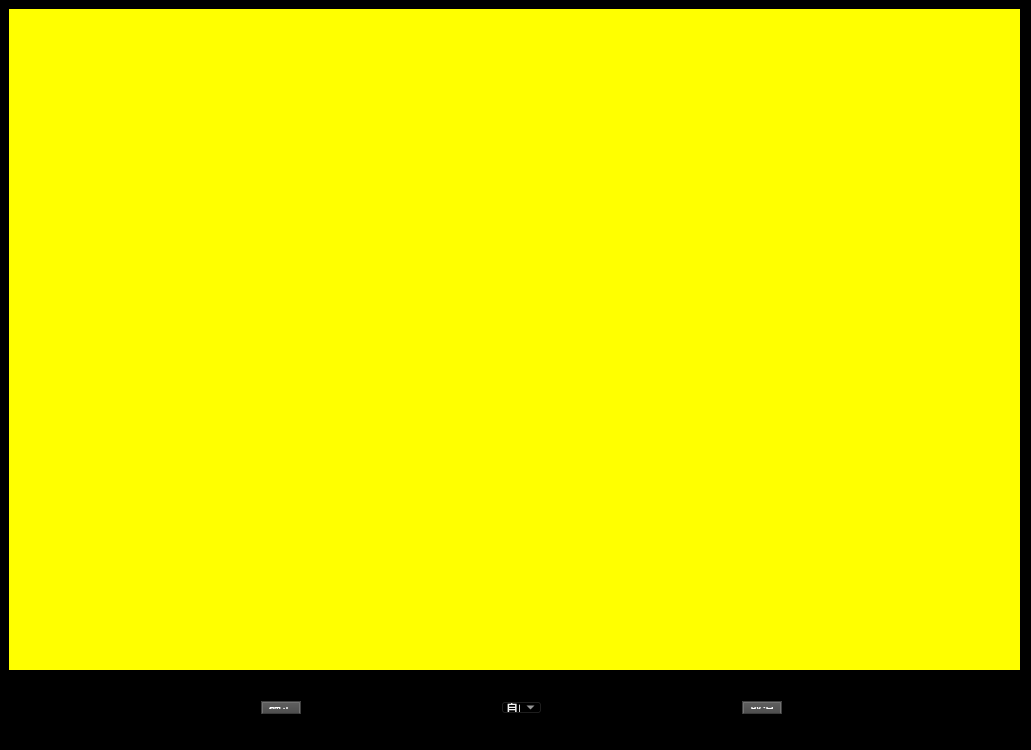
The window that Image_processing/Image_crop.ui (SundalandBR/ImageProcessing) describes before a commit, drawn with Qt 5.
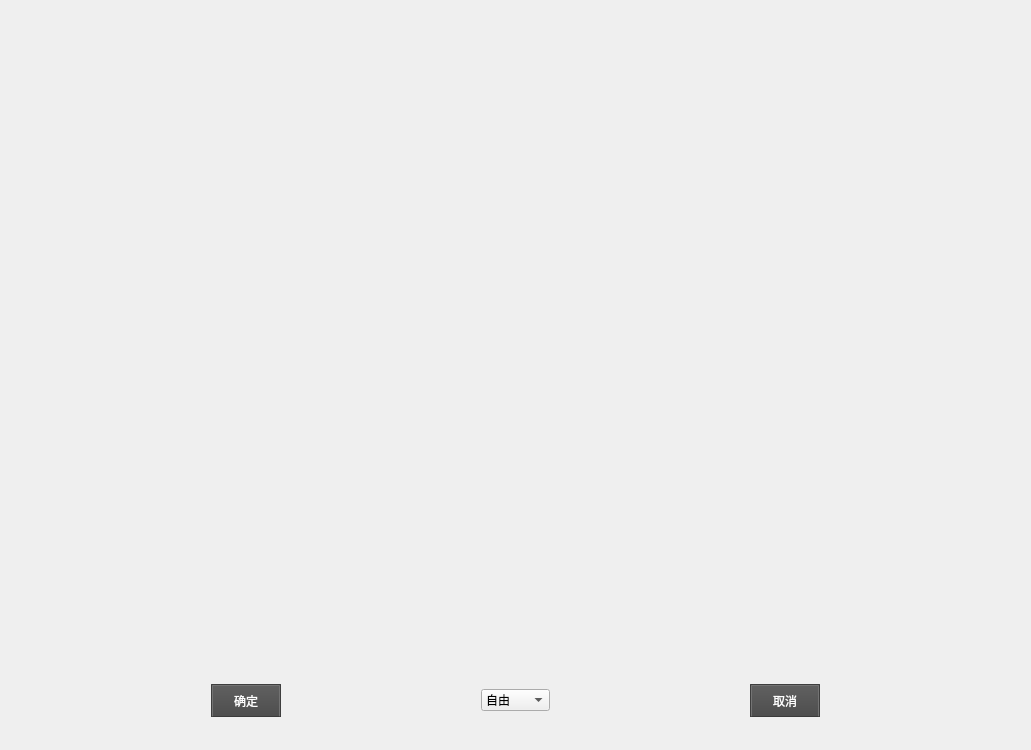
The same window after the commit.

Commit message: 同步dev

Diff of the .ui file:
```diff
--- a/Image_processing/Image_crop.ui
+++ b/Image_processing/Image_crop.ui
@@ -14,83 +14,97 @@
    <string>Image_crop</string>
   </property>
   <property name="styleSheet">
-   <string notr="true">/*
-Dark Console Style Sheet for QT Applications
-Author: Jaime A. Quiroga P.
-Company: GTRONICK
-Last updated: 24/05/2018, 17:12.
-Available at: https://github.com/GTRONICK/QSS/blob/master/ConsoleStyle.qss
-*/
+			<string notr="true">
+				/*
+				Dark Console Style Sheet for QT Applications
+				Author: Jaime A. Quiroga P.
+				Company: GTRONICK
+				Last updated: 24/05/2018, 17:12.
+				Available at: https://github.com/GTRONICK/QSS/blob/master/ConsoleStyle.qss
+				*/
+				QWidget {
+				/*background-color:rgb(0, 0, 0);
+				color: rgb(240, 240, 240)*/;
+				border-color: rgb(58, 58, 58);
+				}
 
-QWidget {
-	background-color:rgb(0, 0, 0);
-	color: rgb(240, 240, 240);
-	border-color: rgb(58, 58, 58);
-}
+				QPlainTextEdit {
+				background-color:rgb(0, 0, 0);
+				color: rgb(200, 200, 200);
+				selection-background-color: rgb(255, 153, 0);
+				selection-color: rgb(0, 0, 0);
+				}
 
-QPlainTextEdit {
-	background-color:rgb(0, 0, 0);
-	color: rgb(200, 200, 200);
-	selection-background-color: rgb(255, 153, 0);
-	selection-color: rgb(0, 0, 0);
-}
+				QTabWidget::pane {
+				border-top: 1px solid #000000;
+				}
 
-QTabWidget::pane {
-    	border-top: 1px solid #000000;
-}
+				QTabBar::tab {
+				background-color:rgb(0, 0, 0);
+				border-style: outset;
+				border-width: 1px;
+				border-right-color: qlineargradient(spread:pad, x1:0.4, y1:0.5, x2:0.6, y2:0.5, stop:0 rgba(115, 115, 115, 255), stop:1 rgba(62, 62, 62, 255));
+				border-left-color: qlineargradient(spread:pad, x1:0.6, y1:0.5, x2:0.4, y2:0.5, stop:0 rgba(115, 115, 115, 255), stop:1 rgba(62, 62, 62, 255));
+				border-bottom-color: rgb(58, 58, 58);
+				border-bottom-width: 1px;
+				border-top-width: 0px;
+				border-style: solid;
+				color: rgb(255, 153, 0);
+				padding: 4px;
+				}
 
-QTabBar::tab {
- 	background-color:rgb(0, 0, 0);
- 	border-style: outset;
-	border-width: 1px;
-	border-right-color: qlineargradient(spread:pad, x1:0.4, y1:0.5, x2:0.6, y2:0.5, stop:0 rgba(115, 115, 115, 255), stop:1 rgba(62, 62, 62, 255));
-	border-left-color: qlineargradient(spread:pad, x1:0.6, y1:0.5, x2:0.4, y2:0.5, stop:0 rgba(115, 115, 115, 255), stop:1 rgba(62, 62, 62, 255));
-  border-bottom-color: rgb(58, 58, 58);
-	border-bottom-width: 1px;
-	border-top-width: 0px;
-	border-style: solid;
-	color: rgb(255, 153, 0);
-	padding: 4px;
-}
+				QTabBar::tab:selected, QTabBar::tab:hover {
+				color: rgb(255, 255, 255);
+				background-color:rgb(0, 0, 0);
+				border-color:rgb(42, 42, 42);
+				margin-left: 0px;
+				margin-right: 0px;
+				border-bottom-right-radius:4px;
+				border-bottom-left-radius:4px;
+				}
 
-QTabBar::tab:selected, QTabBar::tab:hover {
-   color: rgb(255, 255, 255);
-   background-color:rgb(0, 0, 0);
-   border-color:rgb(42, 42, 42);
-   margin-left: 0px;
-   margin-right: 0px;
-   border-bottom-right-radius:4px;
-   border-bottom-left-radius:4px;
-}
+				QTabBar::tab:last:selected {
+				background-color:rgb(0, 0, 0);
+				border-color:rgb(42, 42, 42);
+				margin-left: 0px;
+				margin-right: 0px;
+				border-bottom-right-radius:4px;
+				border-bottom-left-radius:4px;
+				}
 
-QTabBar::tab:last:selected {
-  background-color:rgb(0, 0, 0);
-	border-color:rgb(42, 42, 42);
-	margin-left: 0px;
-  	margin-right: 0px;
-	border-bottom-right-radius:4px;
-	border-bottom-left-radius:4px;
-}
+				QTabBar::tab:!selected {
+				margin-bottom: 4px;
+				border-bottom-right-radius:4px;
+				border-bottom-left-radius:4px;
+				}
 
-QTabBar::tab:!selected {
-   margin-bottom: 4px;
-   border-bottom-right-radius:4px;
-   border-bottom-left-radius:4px;
-}
+				QPushButton{
+				border-style: outset;
+				border-width: 2px;
+				border-top-color: qlineargradient(spread:pad, x1:0.5, y1:0.6, x2:0.5, y2:0.4, stop:0 rgba(115, 115, 115, 255), stop:1 rgba(62, 62, 62, 255));
+				border-right-color: qlineargradient(spread:pad, x1:0.4, y1:0.5, x2:0.6, y2:0.5, stop:0 rgba(115, 115, 115, 255), stop:1 rgba(62, 62, 62, 255));
+				border-left-color: qlineargradient(spread:pad, x1:0.6, y1:0.5, x2:0.4, y2:0.5, stop:0 rgba(115, 115, 115, 255), stop:1 rgba(62, 62, 62, 255));
+				border-bottom-color: rgb(58, 58, 58);
+				border-bottom-width: 1px;
+				border-style: solid;
+				color: rgb(255, 255, 255);
+				padding: 6px;
+				background-color: qlineargradient(spread:pad, x1:0.5, y1:1, x2:0.5, y2:0, stop:0 rgba(77, 77, 77, 255), stop:1 rgba(97, 97, 97, 255));
+				}
 
-QPushButton{
-	border-style: outset;
-	border-width: 2px;
-	border-top-color: qlineargradient(spread:pad, x1:0.5, y1:0.6, x2:0.5, y2:0.4, stop:0 rgba(115, 115, 115, 255), stop:1 rgba(62, 62, 62, 255));
-	border-right-color: qlineargradient(spread:pad, x1:0.4, y1:0.5, x2:0.6, y2:0.5, stop:0 rgba(115, 115, 115, 255), stop:1 rgba(62, 62, 62, 255));
-	border-left-color: qlineargradient(spread:pad, x1:0.6, y1:0.5, x2:0.4, y2:0.5, stop:0 rgba(115, 115, 115, 255), stop:1 rgba(62, 62, 62, 255));
-	border-bottom-color: rgb(58, 58, 58);
-	border-bottom-width: 1px;
-	border-style: solid;
-	color: rgb(255, 255, 255);
-	padding: 6px;
-	background-color: qlineargradient(spread:pad, x1:0.5, y1:1, x2:0.5, y2:0, stop:0 rgba(77, 77, 77, 255), stop:1 rgba(97, 97, 97, 255));
-}
+				QPushButton:hover{
+				border-style: outset;
+				border-width: 2px;
+				border-top-color: qlineargradient(spread:pad, x1:0.5, y1:0.6, x2:0.5, y2:0.4, stop:0 rgba(180, 180, 180, 255), stop:1 rgba(110, 110, 110, 255));
+				border-right-color: qlineargradient(spread:pad, x1:0.4, y1:0.5, x2:0.6, y2:0.5, stop:0 rgba(180, 180, 180, 255), stop:1 rgba(110, 110, 110, 255));
+				border-left-color: qlineargradient(spread:pad, x1:0.6, y1:0.5, x2:0.4, y2:0.5, stop:0 rgba(180, 180, 180, 255), stop:1 rgba(110, 110, 110, 255));
+				border-bottom-color: rgb(115, 115, 115);
+				border-bottom-width: 1px;
+				border-style: solid;
+				color: rgb(255, 255, 255);
+				padding: 6px;
+				background-color: qlineargradient(spread:pad, x1:0.5, y1:1, x2:0.5, y2:0, stop:0 rgba(107, 107, 107, 255), stop:1 rgba(157, 157, 157, 255));
+				}
 
 QPushButton:hover{
 	border-style: outset;
@@ -106,73 +120,66 @@
 	background-color: qlineargradient(spread:pad, x1:0.5, y1:1, x2:0.5, y2:0, stop:0 rgba(107, 107, 107, 255), stop:1 rgba(157, 157, 157, 255));
 }
 
-QPushButton:pressed{
-	border-style: outset;
-	border-width: 2px;
-	border-top-color: qlineargradient(spread:pad, x1:0.5, y1:0.6, x2:0.5, y2:0.4, stop:0 rgba(62, 62, 62, 255), stop:1 rgba(22, 22, 22, 255));
-	border-right-color: qlineargradient(spread:pad, x1:0.4, y1:0.5, x2:0.6, y2:0.5, stop:0 rgba(115, 115, 115, 255), stop:1 rgba(62, 62, 62, 255));
-	border-left-color: qlineargradient(spread:pad, x1:0.6, y1:0.5, x2:0.4, y2:0.5, stop:0 rgba(115, 115, 115, 255), stop:1 rgba(62, 62, 62, 255));
-	border-bottom-color: rgb(58, 58, 58);
-	border-bottom-width: 1px;
-	border-style: solid;
-	color: rgb(255, 255, 255);
-	padding: 6px;
-	background-color: qlineargradient(spread:pad, x1:0.5, y1:1, x2:0.5, y2:0, stop:0 rgba(77, 77, 77, 255), stop:1 rgba(97, 97, 97, 255));
-}
+				QPushButton:disabled{
+				border-style: outset;
+				border-width: 2px;
+				border-top-color: qlineargradient(spread:pad, x1:0.5, y1:0.6, x2:0.5, y2:0.4, stop:0 rgba(115, 115, 115, 255), stop:1 rgba(62, 62, 62, 255));
+				border-right-color: qlineargradient(spread:pad, x1:0.4, y1:0.5, x2:0.6, y2:0.5, stop:0 rgba(115, 115, 115, 255), stop:1 rgba(62, 62, 62, 255));
+				border-left-color: qlineargradient(spread:pad, x1:0.6, y1:0.5, x2:0.4, y2:0.5, stop:0 rgba(115, 115, 115, 255), stop:1 rgba(62, 62, 62, 255));
+				border-bottom-color: rgb(58, 58, 58);
+				border-bottom-width: 1px;
+				border-style: solid;
+				color: rgb(0, 0, 0);
+				padding: 6px;
+				background-color: qlineargradient(spread:pad, x1:0.5, y1:1, x2:0.5, y2:0, stop:0 rgba(57, 57, 57, 255), stop:1 rgba(77, 77, 77, 255));
+				}
 
-QPushButton:disabled{
-	border-style: outset;
-	border-width: 2px;
-	border-top-color: qlineargradient(spread:pad, x1:0.5, y1:0.6, x2:0.5, y2:0.4, stop:0 rgba(115, 115, 115, 255), stop:1 rgba(62, 62, 62, 255));
-	border-right-color: qlineargradient(spread:pad, x1:0.4, y1:0.5, x2:0.6, y2:0.5, stop:0 rgba(115, 115, 115, 255), stop:1 rgba(62, 62, 62, 255));
-	border-left-color: qlineargradient(spread:pad, x1:0.6, y1:0.5, x2:0.4, y2:0.5, stop:0 rgba(115, 115, 115, 255), stop:1 rgba(62, 62, 62, 255));
-	border-bottom-color: rgb(58, 58, 58);
-	border-bottom-width: 1px;
-	border-style: solid;
-	color: rgb(0, 0, 0);
-	padding: 6px;
-	background-color: qlineargradient(spread:pad, x1:0.5, y1:1, x2:0.5, y2:0, stop:0 rgba(57, 57, 57, 255), stop:1 rgba(77, 77, 77, 255));
-}
+				QLineEdit {
+				border-width: 1px; border-radius: 4px;
+				border-color: rgb(58, 58, 58);
+				border-style: inset;
+				padding: 0 8px;
+				color: rgb(255, 255, 255);
+				background:rgb(101, 101, 101);
+				selection-background-color: rgb(187, 187, 187);
+				selection-color: rgb(60, 63, 65);
+				}
 
-QLineEdit {
-	border-width: 1px; border-radius: 4px;
-	border-color: rgb(58, 58, 58);
-	border-style: inset;
-	padding: 0 8px;
-	color: rgb(255, 255, 255);
-	background:rgb(101, 101, 101);
-	selection-background-color: rgb(187, 187, 187);
-	selection-color: rgb(60, 63, 65);
-}
+				QProgressBar {
+				text-align: center;
+				color: rgb(255, 255, 255);
+				border-width: 1px;
+				border-radius: 10px;
+				border-color: rgb(58, 58, 58);
+				border-style: inset;
+				}
 
-QProgressBar {
-	text-align: center;
-	color: rgb(255, 255, 255);
-	border-width: 1px; 
-	border-radius: 10px;
-	border-color: rgb(58, 58, 58);
-	border-style: inset;
-}
+				QProgressBar::chunk {
+				background-color: qlineargradient(spread:pad, x1:0.5, y1:0.7, x2:0.5, y2:0.3, stop:0 rgba(0, 200, 0, 255), stop:1 rgba(30, 230, 30, 255));
+				border-radius: 10px;
+				}
 
-QProgressBar::chunk {
-	background-color: qlineargradient(spread:pad, x1:0.5, y1:0.7, x2:0.5, y2:0.3, stop:0 rgba(0, 200, 0, 255), stop:1 rgba(30, 230, 30, 255));
-	border-radius: 10px;
-}
+				QMenuBar {
+				background:rgb(0, 0, 0);
+				color: rgb(255,255, 255);
+				}
 
-QMenuBar {
-	background:rgb(0, 0, 0);
-	color: rgb(255,255, 255);
-}
+				QMenuBar::item {
+				spacing: 3px;
+				padding: 1px 4px;
+				background: transparent;
+				}
 
-QMenuBar::item {
-  	spacing: 3px; 
-	padding: 1px 4px;
-  	background: transparent;
-}
+				QMenuBar::item:selected {
+				background:rgb(115, 115, 115);
+				}
 
-QMenuBar::item:selected { 
-  	background:rgb(115, 115, 115);
-}
+				QMenu {
+				border-width: 2px;
+				border-radius: 10px;
+				border-color: rgb(0, 0, 0);
+				border-style: outset;
+				}
 
 QMenu {
 	border-width: 2px; 
@@ -181,54 +188,37 @@
 	border-style: outset;
 }
 
-QMenu::item {
-	spacing: 3px; 
-	padding: 3px 15px;
-}
-
-QMenu::item:selected {
-	spacing: 3px; 
-	padding: 3px 15px;
-	background:rgb(115, 115, 115);
-	color:rgb(255, 255, 255);
-	border-width: 1px; 
-	border-radius: 10px;
-	border-color: rgb(58, 58, 58);
-	border-style: inset;
-}</string>
+				QMenu::item:selected {
+				spacing: 3px;
+				padding: 3px 15px;
+				background:rgb(115, 115, 115);
+				color:rgb(255, 255, 255);
+				border-width: 1px;
+				border-radius: 10px;
+				border-color: rgb(58, 58, 58);
+				border-style: inset;
+				}
+			</string>
   </property>
   <widget class="QWidget" name="centralWidget">
+			<layout class="QVBoxLayout" name="verticalLayout_2" stretch="9,1">
+				<item alignment="Qt::AlignHCenter|Qt::AlignVCenter">
    <widget class="QLabel" name="crop_label">
-    <property name="geometry">
-     <rect>
-      <x>9</x>
-      <y>9</y>
-      <width>1011</width>
-      <height>661</height>
-     </rect>
-    </property>
-    <property name="sizePolicy">
-     <sizepolicy hsizetype="Ignored" vsizetype="Ignored">
-      <horstretch>0</horstretch>
-      <verstretch>0</verstretch>
-     </sizepolicy>
+						<property name="maximumSize">
+							<size>
+								<width>1007</width>
+								<height>666</height>
+							</size>
     </property>
     <property name="styleSheet">
-     <string notr="true">background-color: rgb(255, 255, 0);</string>
+							<string notr="true"/>
     </property>
     <property name="text">
      <string/>
     </property>
    </widget>
-   <widget class="QWidget" name="">
-    <property name="geometry">
-     <rect>
-      <x>50</x>
-      <y>690</y>
-      <width>943</width>
-      <height>35</height>
-     </rect>
-    </property>
+				</item>
+				<item>
     <layout class="QVBoxLayout" name="verticalLayout" stretch="0">
      <item>
       <layout class="QHBoxLayout" name="horizontalLayout">
@@ -302,8 +292,10 @@
       </layout>
      </item>
     </layout>
-   </widget>
-  </widget>
+				</item>
+			</layout>
+		</widget>
+		<widget class="QStatusBar" name="statusBar"/>
  </widget>
  <layoutdefault spacing="6" margin="11"/>
  <resources/>
```
Left out of the diff: 37 changed lines with no effect on the pictures. Lines whose indentation alone changed are shown as unchanged. The commit also changes 1 other file.
